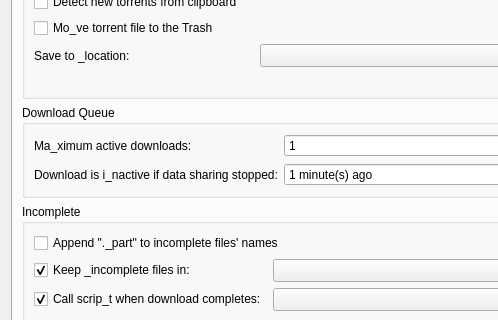
This is qt/PrefsDialog.ui in retransmission/retransmission as Qt 5 draws it before an edit; both pictures show x 0 to 498 and y 164 to 484 of the 601 by 657 pixel window. The edited form follows.
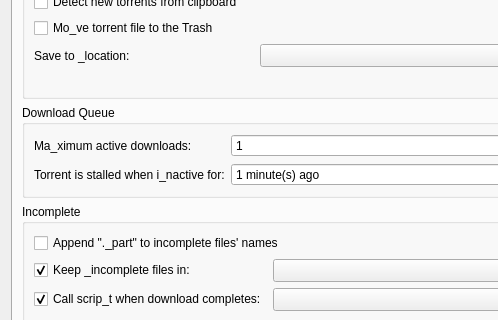
This is the edited form. The open tabs and pages were chosen to show the change. Icons and pictures are not drawn. Custom widgets are drawn as their Qt base class.

What changed in the file:
```diff
--- a/qt/PrefsDialog.ui
+++ b/qt/PrefsDialog.ui
@@ -343,7 +343,7 @@
           <item row="1" column="0">
            <widget class="QLabel" name="queueStalledMinutesLabel">
             <property name="text">
-             <string extracomment="Please keep this phrase as short as possible, it's currently the longest and influences dialog width">Download is i_nactive if data sharing stopped:</string>
+             <string>Torrent is stalled when i_nactive for:</string>
             </property>
             <property name="buddy">
              <cstring>queueStalledMinutesSpin</cstring>
```
